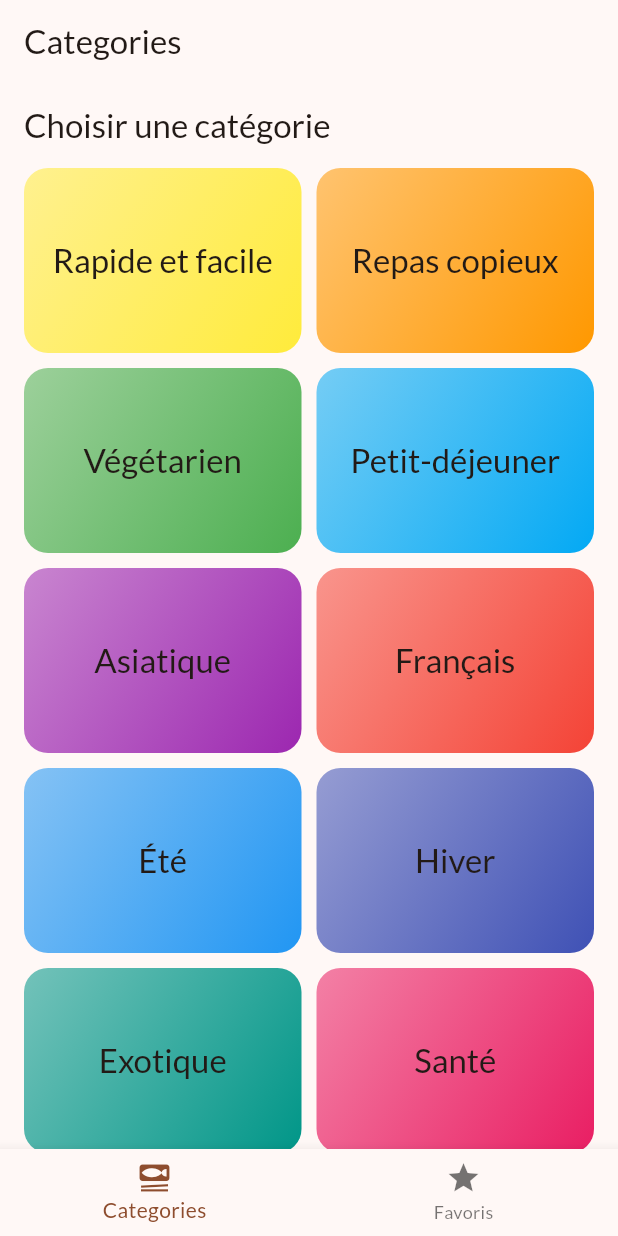
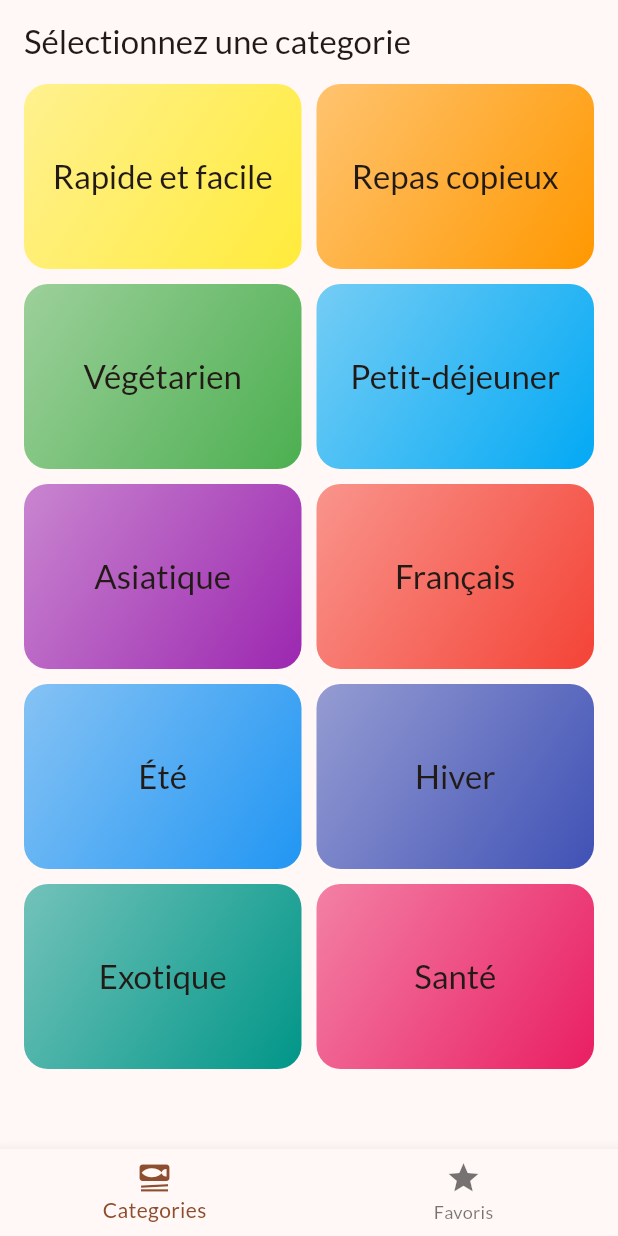
Before and after one commit to Fenysk/5_flutter_meals_app, a Flutter app: the screen it shows after launch, on a phone screen of 412 x 824 dp. Run offline on Flutter 3.47's test engine with Material 3 defaults, Android fonts, the phone set to English and light mode, and no system bars; our stand-ins replace google_fonts, transparent_image.

Commit message:
Update title of AppBar in TabsScreen

```diff
--- a/lib/screens/categories/categories_screen.dart
+++ b/lib/screens/categories/categories_screen.dart
@@ -24,11 +24,7 @@ class CategoriesScreen extends StatelessWidget {
 
   @override
   Widget build(BuildContext context) {
-    return Scaffold(
-      appBar: AppBar(
-        title: const Text('Choisir une catégorie'),
-      ),
-      body: Padding(
+    return Padding(
       padding: const EdgeInsets.symmetric(horizontal: 16),
       child: GridView(
         gridDelegate: const SliverGridDelegateWithFixedCrossAxisCount(
@@ -45,7 +41,6 @@ class CategoriesScreen extends StatelessWidget {
             ),
         ],
       ),
-      ),
     );
   }
 }
--- a/lib/screens/tabs_screen.dart
+++ b/lib/screens/tabs_screen.dart
@@ -22,14 +22,14 @@ class _TabsScreenState extends State<TabsScreen> {
 
     if (_selectedPage == 1) {
       activePage = MealsScreen(
-        title: 'Vos favoris',
         meals: favoriteMeals,
       );
     }
 
     return Scaffold(
       appBar: AppBar(
-        title: Text(_selectedPage == 0 ? 'Categories' : 'Favorites'),
+        title: Text(
+            _selectedPage == 0 ? 'Sélectionnez une categorie' : 'Mes favoris'),
       ),
       body: activePage,
       bottomNavigationBar: BottomNavigationBar(
```
Also changed, not shown: lib/screens/meals/meals_screen.dart (+5 -3 lines). Lines whose indentation alone changed are shown as unchanged.
